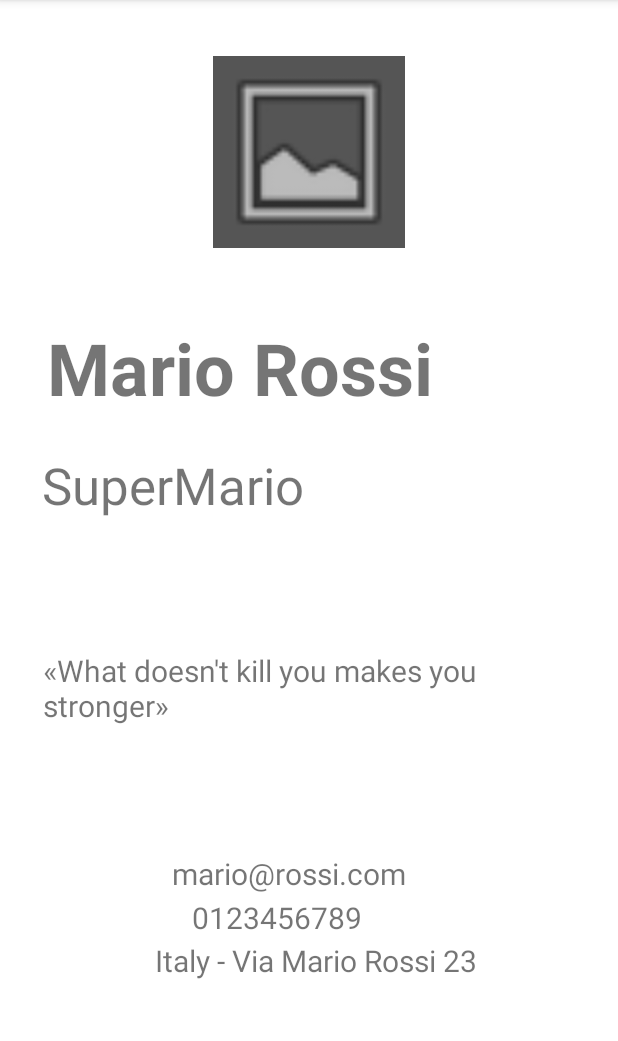
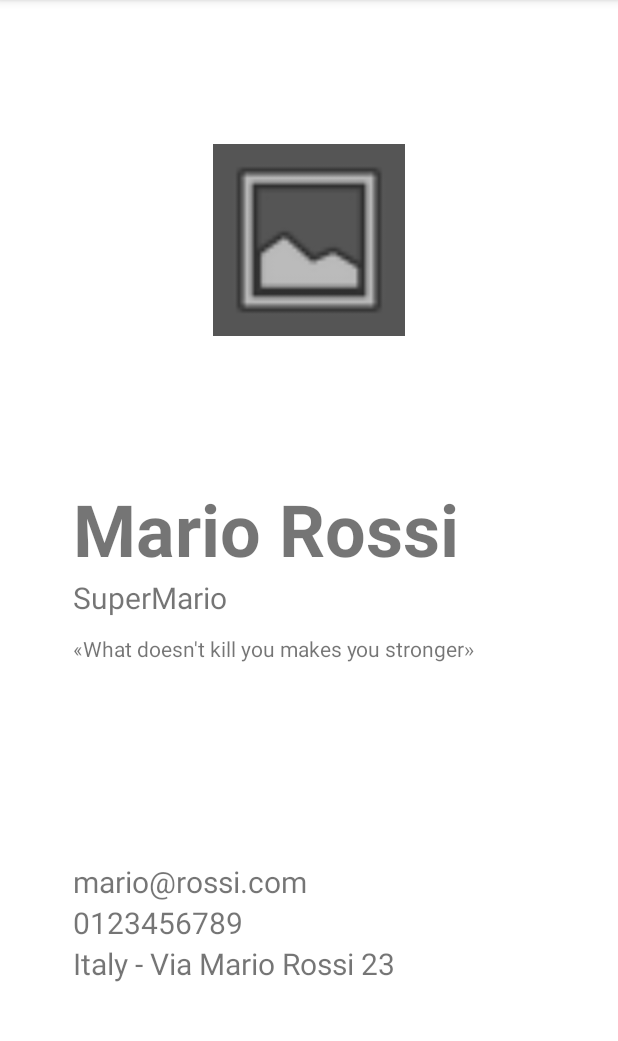
Before and after one commit to laib3/Chronomy, an Android app: the screen it shows after launch (ShowProfileActivity), on a phone screen of 412 x 824 dp, the part 84-1125 px from its top. Run offline under Robolectric (Android 15) with nearby library versions, the phone set to English and light mode, and no system bars.

Commit message:
feat: adjust layout in portrait and landscape mode

```diff
--- a/app/src/main/res/layout-land/show_profile_activity.xml
+++ b/app/src/main/res/layout-land/show_profile_activity.xml
@@ -6,84 +6,87 @@
     android:layout_height="match_parent"
     tools:context=".ShowProfileActivity">
 
-    <TextView
-        android:id="@+id/textView"
-        android:layout_width="wrap_content"
-        android:layout_height="wrap_content"
-        android:layout_marginStart="92dp"
-        android:layout_marginTop="16dp"
-        android:text="@string/full_name"
-        android:textSize="48sp"
-        android:textStyle="bold"
-        app:layout_constraintBottom_toTopOf="@+id/textView2"
-        app:layout_constraintEnd_toEndOf="parent"
-        app:layout_constraintHorizontal_bias="0.0"
-        app:layout_constraintStart_toEndOf="@+id/imageView"
-        app:layout_constraintTop_toTopOf="parent"
-        app:layout_constraintVertical_chainStyle="spread" />
-
-    <TextView
-        android:id="@+id/textView6"
-        android:layout_width="wrap_content"
-        android:layout_height="wrap_content"
-        android:text="@string/location"
-        android:textSize="20sp"
-        app:layout_constraintBottom_toBottomOf="parent"
-        app:layout_constraintStart_toStartOf="@+id/textView8"
-        app:layout_constraintTop_toBottomOf="@+id/textView8" />
-
-    <TextView
-        android:id="@+id/textView5"
-        android:layout_width="wrap_content"
-        android:layout_height="wrap_content"
-        android:text="@string/email"
-        android:textSize="20sp"
-        app:layout_constraintBottom_toTopOf="@+id/textView8"
-        app:layout_constraintStart_toStartOf="@+id/textView7"
-        app:layout_constraintTop_toBottomOf="@+id/textView7" />
-
-    <TextView
-        android:id="@+id/textView2"
-        android:layout_width="wrap_content"
-        android:layout_height="wrap_content"
-        android:text="@string/nickname"
-        android:textSize="34sp"
-        app:layout_constraintBottom_toTopOf="@+id/textView7"
-        app:layout_constraintStart_toStartOf="@+id/textView"
-        app:layout_constraintTop_toBottomOf="@+id/textView" />
-
-    <TextView
-        android:id="@+id/textView7"
-        android:layout_width="302dp"
-        android:layout_height="60dp"
-        android:text="@string/bio"
-        android:textSize="20sp"
-        app:layout_constraintBottom_toTopOf="@+id/textView5"
-        app:layout_constraintStart_toStartOf="@+id/textView2"
-        app:layout_constraintTop_toBottomOf="@+id/textView2" />
-
-    <TextView
-        android:id="@+id/textView8"
-        android:layout_width="wrap_content"
-        android:layout_height="wrap_content"
-        android:text="@string/phone_number"
-        android:textSize="20sp"
-        app:layout_constraintBottom_toTopOf="@+id/textView6"
-        app:layout_constraintStart_toStartOf="@+id/textView5"
-        app:layout_constraintTop_toBottomOf="@+id/textView5" />
-
     <ImageView
         android:id="@+id/imageView"
-        android:layout_width="256dp"
-        android:layout_height="256dp"
-        android:layout_marginStart="72dp"
+        android:layout_width="192dp"
+        android:layout_height="192dp"
         android:background="#555555"
         android:contentDescription="@string/profile_image"
         app:layout_constraintBottom_toBottomOf="parent"
+        app:layout_constraintEnd_toStartOf="@+id/linearLayout"
+        app:layout_constraintHorizontal_bias="0.5"
         app:layout_constraintStart_toStartOf="parent"
         app:layout_constraintTop_toTopOf="parent"
-        app:layout_constraintVertical_bias="0.561"
         app:srcCompat="@android:drawable/ic_menu_gallery"
         tools:src="@tools:sample/avatars" />
 
+    <LinearLayout
+        android:id="@+id/linearLayout"
+        android:layout_width="297dp"
+        android:layout_height="168dp"
+        android:orientation="vertical"
+        app:layout_constraintBottom_toTopOf="@+id/linearLayout2"
+        app:layout_constraintEnd_toEndOf="parent"
+        app:layout_constraintHorizontal_bias="0.5"
+        app:layout_constraintStart_toEndOf="@+id/imageView"
+        app:layout_constraintTop_toTopOf="parent">
+
+        <TextView
+            android:id="@+id/fullName"
+            android:layout_width="297dp"
+            android:layout_height="wrap_content"
+            android:layout_marginStart="0dp"
+            android:layout_marginTop="0dp"
+            android:text="@string/full_name"
+            android:textSize="48sp"
+            android:textStyle="bold" />
+
+        <TextView
+            android:id="@+id/nickname"
+            android:layout_width="match_parent"
+            android:layout_height="wrap_content"
+            android:text="@string/nickname"
+            android:textSize="34sp" />
+
+        <TextView
+            android:id="@+id/bio"
+            android:layout_width="match_parent"
+            android:layout_height="54dp"
+            android:text="@string/bio"
+            android:textSize="20sp" />
+
+    </LinearLayout>
+
+    <LinearLayout
+        android:id="@+id/linearLayout2"
+        android:layout_width="283dp"
+        android:layout_height="96dp"
+        android:orientation="vertical"
+        app:layout_constraintBottom_toBottomOf="parent"
+        app:layout_constraintStart_toStartOf="@+id/linearLayout"
+        app:layout_constraintTop_toBottomOf="@+id/linearLayout">
+
+        <TextView
+            android:id="@+id/email"
+            android:layout_width="match_parent"
+            android:layout_height="wrap_content"
+            android:text="@string/email"
+            android:textSize="20sp" />
+
+        <TextView
+            android:id="@+id/location"
+            android:layout_width="match_parent"
+            android:layout_height="wrap_content"
+            android:text="@string/location"
+            android:textSize="20sp" />
+
+        <TextView
+            android:id="@+id/phoneNumber"
+            android:layout_width="match_parent"
+            android:layout_height="wrap_content"
+            android:text="@string/phone_number"
+            android:textSize="20sp" />
+
+    </LinearLayout>
+
 </androidx.constraintlayout.widget.ConstraintLayout>
--- a/app/src/main/res/layout/show_profile_activity.xml
+++ b/app/src/main/res/layout/show_profile_activity.xml
@@ -6,107 +6,85 @@
     android:layout_height="match_parent"
     tools:context=".ShowProfileActivity">
 
-    <TextView
-        android:id="@+id/textView"
-        android:layout_width="wrap_content"
-        android:layout_height="wrap_content"
-        android:layout_marginStart="32dp"
-        android:layout_marginEnd="123dp"
-        android:text="@string/full_name"
-        android:textSize="48sp"
-        android:textStyle="bold"
-        app:layout_constraintBottom_toBottomOf="parent"
-        app:layout_constraintEnd_toEndOf="parent"
-        app:layout_constraintHorizontal_bias="1.0"
-        app:layout_constraintStart_toStartOf="parent"
-        app:layout_constraintTop_toTopOf="parent"
-        app:layout_constraintVertical_bias="0.302" />
-
-    <TextView
-        android:id="@+id/textView6"
-        android:layout_width="wrap_content"
-        android:layout_height="wrap_content"
-        android:layout_marginStart="16dp"
-        android:text="@string/location"
-        android:textSize="20sp"
-        app:layout_constraintBottom_toBottomOf="parent"
-        app:layout_constraintEnd_toEndOf="parent"
-        app:layout_constraintHorizontal_bias="0.481"
-        app:layout_constraintStart_toStartOf="parent"
-        app:layout_constraintTop_toTopOf="parent"
-        app:layout_constraintVertical_bias="0.846" />
-
     <ImageView
         android:id="@+id/imageView"
         android:layout_width="128dp"
         android:layout_height="128dp"
-        android:layout_marginTop="32dp"
-        android:layout_marginBottom="42dp"
         android:background="#555555"
         android:contentDescription="@string/profile_image"
-        app:layout_constraintBottom_toTopOf="@+id/textView"
+        app:layout_constraintBottom_toTopOf="@+id/basicInfos"
         app:layout_constraintEnd_toEndOf="parent"
+        app:layout_constraintHorizontal_bias="0.5"
         app:layout_constraintStart_toStartOf="parent"
         app:layout_constraintTop_toTopOf="parent"
         app:srcCompat="@android:drawable/ic_menu_gallery"
         tools:src="@tools:sample/avatars" />
 
+    <LinearLayout
+        android:id="@+id/basicInfos"
+        android:layout_width="315dp"
+        android:layout_height="158dp"
+        android:orientation="vertical"
+        app:layout_constraintBottom_toTopOf="@+id/linearLayout3"
+        app:layout_constraintEnd_toEndOf="parent"
+        app:layout_constraintHorizontal_bias="0.5"
+        app:layout_constraintStart_toStartOf="parent"
+        app:layout_constraintTop_toBottomOf="@+id/imageView">
+
         <TextView
-        android:id="@+id/textView2"
-        android:layout_width="wrap_content"
+            android:id="@+id/fullName"
+            android:layout_width="match_parent"
             android:layout_height="wrap_content"
-        android:layout_marginStart="16dp"
+            android:text="@string/full_name"
+            android:textSize="48sp"
+            android:textStyle="bold" />
+
+        <TextView
+            android:id="@+id/nickname"
+            android:layout_width="match_parent"
+            android:layout_height="38dp"
             android:text="@string/nickname"
-        android:textSize="34sp"
+            android:textSize="20sp" />
+
+        <TextView
+            android:id="@+id/bio"
+            android:layout_width="match_parent"
+            android:layout_height="48dp"
+            android:text="@string/bio"
+            android:textSize="14sp" />
+    </LinearLayout>
+
+    <LinearLayout
+        android:id="@+id/linearLayout3"
+        android:layout_width="313dp"
+        android:layout_height="98dp"
+        android:orientation="vertical"
         app:layout_constraintBottom_toBottomOf="parent"
         app:layout_constraintEnd_toEndOf="parent"
-        app:layout_constraintHorizontal_bias="0.054"
-        app:layout_constraintStart_toStartOf="parent"
-        app:layout_constraintTop_toTopOf="parent"
-        app:layout_constraintVertical_bias="0.416" />
+        app:layout_constraintHorizontal_bias="0.0"
+        app:layout_constraintStart_toStartOf="@+id/basicInfos"
+        app:layout_constraintTop_toBottomOf="@+id/basicInfos">
 
         <TextView
-        android:id="@+id/textView5"
-        android:layout_width="wrap_content"
+            android:id="@+id/email"
+            android:layout_width="match_parent"
             android:layout_height="wrap_content"
-        android:layout_marginStart="16dp"
-        android:layout_marginEnd="16dp"
             android:text="@string/email"
-        android:textSize="20sp"
-        app:layout_constraintBottom_toBottomOf="parent"
-        app:layout_constraintEnd_toEndOf="parent"
-        app:layout_constraintHorizontal_bias="0.44"
-        app:layout_constraintStart_toStartOf="parent"
-        app:layout_constraintTop_toTopOf="parent"
-        app:layout_constraintVertical_bias="0.768" />
+            android:textSize="20sp" />
 
         <TextView
-        android:id="@+id/textView8"
-        android:layout_width="wrap_content"
+            android:id="@+id/phoneNumber"
+            android:layout_width="match_parent"
             android:layout_height="wrap_content"
-        android:layout_marginStart="16dp"
             android:text="@string/phone_number"
-        android:textSize="20sp"
-        app:layout_constraintBottom_toBottomOf="parent"
-        app:layout_constraintEnd_toEndOf="parent"
-        app:layout_constraintHorizontal_bias="0.396"
-        app:layout_constraintStart_toStartOf="parent"
-        app:layout_constraintTop_toTopOf="parent"
-        app:layout_constraintVertical_bias="0.807" />
+            android:textSize="20sp" />
 
         <TextView
-        android:id="@+id/textView7"
-        android:layout_width="362dp"
-        android:layout_height="70dp"
-        android:layout_marginStart="16dp"
-        android:layout_marginEnd="16dp"
-        android:text="@string/bio"
-        android:textSize="20sp"
-        app:layout_constraintBottom_toBottomOf="parent"
-        app:layout_constraintEnd_toEndOf="parent"
-        app:layout_constraintHorizontal_bias="0.706"
-        app:layout_constraintStart_toStartOf="parent"
-        app:layout_constraintTop_toTopOf="parent"
-        app:layout_constraintVertical_bias="0.621" />
+            android:id="@+id/location"
+            android:layout_width="match_parent"
+            android:layout_height="wrap_content"
+            android:text="@string/location"
+            android:textSize="20sp" />
+    </LinearLayout>
 
 </androidx.constraintlayout.widget.ConstraintLayout>
```
Lines whose indentation alone changed are shown as unchanged.
